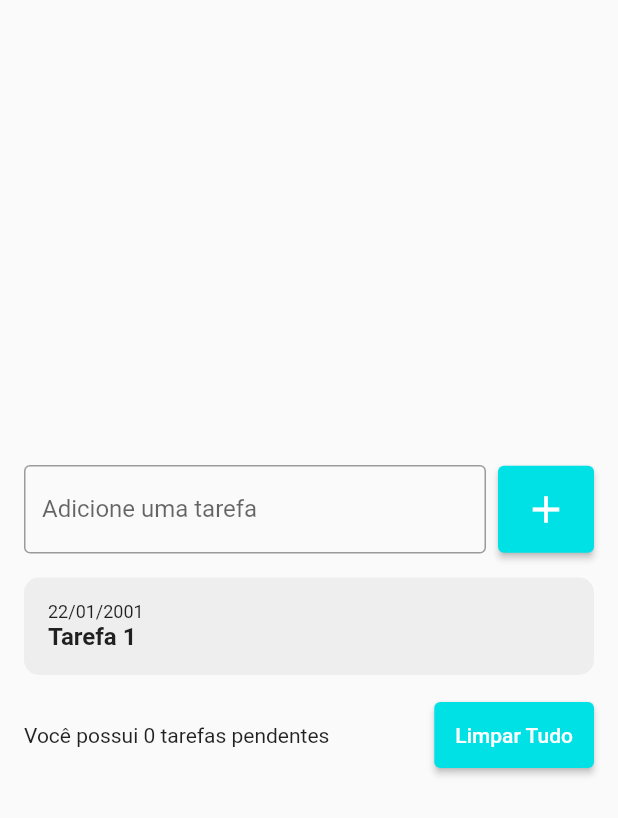
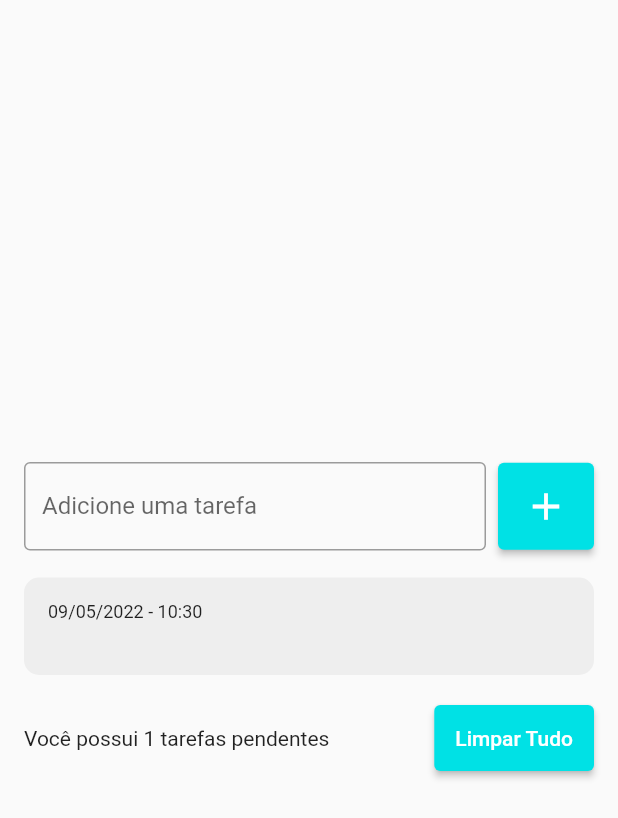
Before and after one commit to gabrielpereira3/ToDoList, a Flutter app: the screen it shows after launch, after a tap on the "add" icon, on a phone screen of 412 x 824 dp. Shown: the top 818 px of the screen. Run offline on Flutter 3.47's test engine with Material 2 defaults, Android fonts, the phone set to English and light mode, and no system bars.

Commit message:
Melhoria na interface e formatação de data e hora.

```diff
--- a/lib/main.dart
+++ b/lib/main.dart
@@ -12,6 +12,7 @@ class MyApp extends StatelessWidget {
   @override
   Widget build(BuildContext context) {
     return MaterialApp(
+      debugShowCheckedModeBanner: false,
       home: TodoListPage(),
     );
   }
--- /dev/null
+++ b/lib/models/task.dart
@@ -0,0 +1,8 @@
+class Task {
+
+  Task({required this.title, required this.dateTime});
+
+  String title;
+  DateTime dateTime;
+
+}
--- a/lib/pages/todo_list_page.dart
+++ b/lib/pages/todo_list_page.dart
@@ -1,5 +1,6 @@
 import 'package:flutter/material.dart';
 
+import '../models/task.dart';
 import '../widgets/todo_list_item.dart';
 
 class TodoListPage extends StatefulWidget {
@@ -12,14 +13,15 @@ class TodoListPage extends StatefulWidget {
 class _TodoListPageState extends State<TodoListPage> {
   final TextEditingController todoController = TextEditingController();
 
-  List<String> tasks = [];
+  List<Task> tasks = [];
 
   @override
   Widget build(BuildContext context) {
-    return Scaffold(
+    return SafeArea(
+      child: Scaffold(
           body: Center(
             child: Padding(
-            padding: const EdgeInsets.symmetric(horizontal: 16),
+              padding: const EdgeInsets.all(16),
               child: Column(
                 mainAxisSize: MainAxisSize.min,
                 children: [
@@ -40,7 +42,11 @@ class _TodoListPageState extends State<TodoListPage> {
                         onPressed: () {
                           String text = todoController.text;
                           setState(() {
-                          tasks.add(text);
+                            Task newTask = Task(
+                              title: text,
+                              dateTime: DateTime.now(),
+                            );
+                            tasks.add(newTask);
                           });
                           todoController.clear();
                         },
@@ -60,8 +66,10 @@ class _TodoListPageState extends State<TodoListPage> {
                     child: ListView(
                       shrinkWrap: true,
                       children: [
-                      for(String task in tasks)
-                        TodoListItem(),
+                        for(Task task in tasks)
+                          TodoListItem(
+                            task: task,
+                          ),
                       ],
                     ),
                   ),
@@ -70,7 +78,7 @@ class _TodoListPageState extends State<TodoListPage> {
                     children: [
                       Expanded(
                         child: Text(
-                        "Você possui 0 tarefas pendentes",
+                          "Você possui ${tasks.length} tarefas pendentes",
                         ),
                       ),
                       SizedBox(width: 8),
@@ -88,6 +96,7 @@ class _TodoListPageState extends State<TodoListPage> {
               ),
             ),
           ),
+        ),
     );
   }
 }
--- a/lib/widgets/todo_list_item.dart
+++ b/lib/widgets/todo_list_item.dart
@@ -1,7 +1,12 @@
 import 'package:flutter/material.dart';
+import 'package:intl/intl.dart';
+
+import '../models/task.dart';
 
 class TodoListItem extends StatelessWidget {
-  const TodoListItem({Key? key}) : super(key: key);
+  const TodoListItem({Key? key, required this.task}) : super(key: key);
+
+  final Task task;
 
   @override
   Widget build(BuildContext context) {
@@ -10,16 +15,17 @@ class TodoListItem extends StatelessWidget {
         borderRadius: BorderRadius.circular(10),
         color: Colors.grey[200],
       ),
+      margin: const EdgeInsets.symmetric(vertical: 2),
       padding: const EdgeInsets.all(16.0),
       child: Column(
         crossAxisAlignment: CrossAxisAlignment.start,
         children: [
           Text(
-            "22/01/2001",
+            DateFormat('dd/MM/yyyy - HH:mm').format(task.dateTime),
             style: TextStyle(fontSize: 12),
           ),
           Text(
-            "Tarefa 1",
+            task.title,
             style: TextStyle(
               fontSize: 16,
               fontWeight: FontWeight.w600,
--- a/pubspec.yaml
+++ b/pubspec.yaml
@@ -34,6 +34,7 @@ dependencies:
   # The following adds the Cupertino Icons font to your application.
   # Use with the CupertinoIcons class for iOS style icons.
   cupertino_icons: ^1.0.2
+  intl:
 
 dev_dependencies:
   flutter_test:
```
Also changed, not shown: pubspec.lock. Lines whose indentation alone changed are shown as unchanged.
